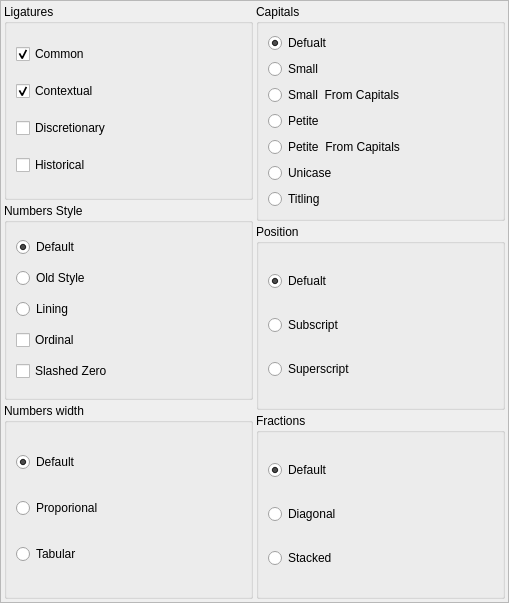
Qt form scribus/ui/propertywidget_opentypefontfeatures.ui (HOST-Oman/scribus) before a commit.
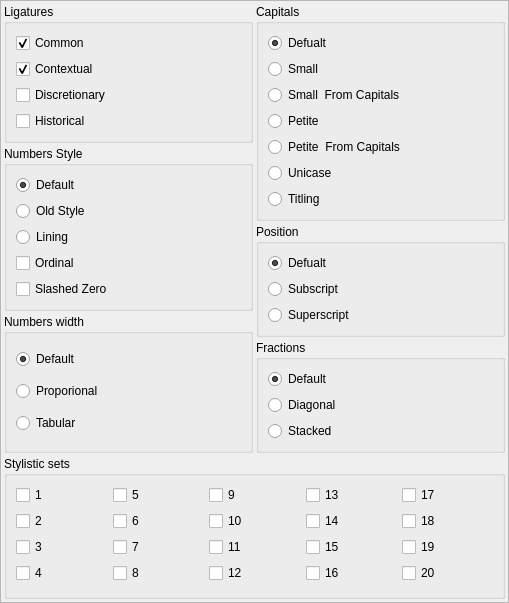
The same form after that commit.

Commit message: Add stylistic sets to the font features widget

What changed in the file:
```diff
--- a/scribus/ui/propertywidget_opentypefontfeatures.ui
+++ b/scribus/ui/propertywidget_opentypefontfeatures.ui
@@ -510,6 +510,155 @@
      </item>
     </layout>
    </item>
+   <item>
+    <widget class="QGroupBox" name="groupBox_7">
+     <property name="title">
+      <string>Stylistic sets</string>
+     </property>
+     <layout class="QGridLayout" name="gridLayout">
+      <item row="0" column="0">
+       <widget class="QCheckBox" name="StyleSet01">
+        <property name="text">
+         <string>1</string>
+        </property>
+       </widget>
+      </item>
+      <item row="0" column="1">
+       <widget class="QCheckBox" name="StyleSet05">
+        <property name="text">
+         <string>5</string>
+        </property>
+       </widget>
+      </item>
+      <item row="0" column="2">
+       <widget class="QCheckBox" name="StyleSet09">
+        <property name="text">
+         <string>9</string>
+        </property>
+       </widget>
+      </item>
+      <item row="0" column="3">
+       <widget class="QCheckBox" name="StyleSet13">
+        <property name="text">
+         <string>13</string>
+        </property>
+       </widget>
+      </item>
+      <item row="0" column="4">
+       <widget class="QCheckBox" name="StyleSet17">
+        <property name="text">
+         <string>17</string>
+        </property>
+       </widget>
+      </item>
+      <item row="1" column="0">
+       <widget class="QCheckBox" name="StyleSet02">
+        <property name="text">
+         <string>2</string>
+        </property>
+       </widget>
+      </item>
+      <item row="1" column="1">
+       <widget class="QCheckBox" name="StyleSet06">
+        <property name="text">
+         <string>6</string>
+        </property>
+       </widget>
+      </item>
+      <item row="1" column="2">
+       <widget class="QCheckBox" name="StyleSet10">
+        <property name="text">
+         <string>10</string>
+        </property>
+       </widget>
+      </item>
+      <item row="1" column="3">
+       <widget class="QCheckBox" name="StyleSet14">
+        <property name="text">
+         <string>14</string>
+        </property>
+       </widget>
+      </item>
+      <item row="1" column="4">
+       <widget class="QCheckBox" name="StyleSet18">
+        <property name="text">
+         <string>18</string>
+        </property>
+       </widget>
+      </item>
+      <item row="2" column="0">
+       <widget class="QCheckBox" name="StyleSet03">
+        <property name="text">
+         <string>3</string>
+        </property>
+       </widget>
+      </item>
+      <item row="2" column="1">
+       <widget class="QCheckBox" name="StyleSet07">
+        <property name="text">
+         <string>7</string>
+        </property>
+       </widget>
+      </item>
+      <item row="2" column="2">
+       <widget class="QCheckBox" name="StyleSet11">
+        <property name="text">
+         <string>11</string>
+        </property>
+       </widget>
+      </item>
+      <item row="2" column="3">
+       <widget class="QCheckBox" name="StyleSet15">
+        <property name="text">
+         <string>15</string>
+        </property>
+       </widget>
+      </item>
+      <item row="2" column="4">
+       <widget class="QCheckBox" name="StyleSet19">
+        <property name="text">
+         <string>19</string>
+        </property>
+       </widget>
+      </item>
+      <item row="3" column="0">
+       <widget class="QCheckBox" name="StyleSet04">
+        <property name="text">
+         <string>4</string>
+        </property>
+       </widget>
+      </item>
+      <item row="3" column="1">
+       <widget class="QCheckBox" name="StyleSet08">
+        <property name="text">
+         <string>8</string>
+        </property>
+       </widget>
+      </item>
+      <item row="3" column="2">
+       <widget class="QCheckBox" name="StyleSet12">
+        <property name="text">
+         <string>12</string>
+        </property>
+       </widget>
+      </item>
+      <item row="3" column="3">
+       <widget class="QCheckBox" name="StyleSet16">
+        <property name="text">
+         <string>16</string>
+        </property>
+       </widget>
+      </item>
+      <item row="3" column="4">
+       <widget class="QCheckBox" name="StyleSet20">
+        <property name="text">
+         <string>20</string>
+        </property>
+       </widget>
+      </item>
+     </layout>
+    </widget>
+   </item>
   </layout>
  </widget>
  <resources/>
```
The commit also changes 1 other file.
